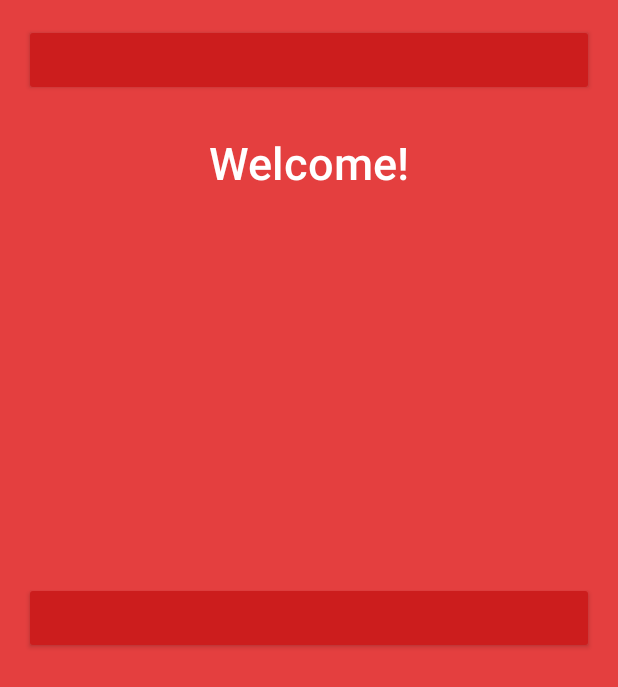
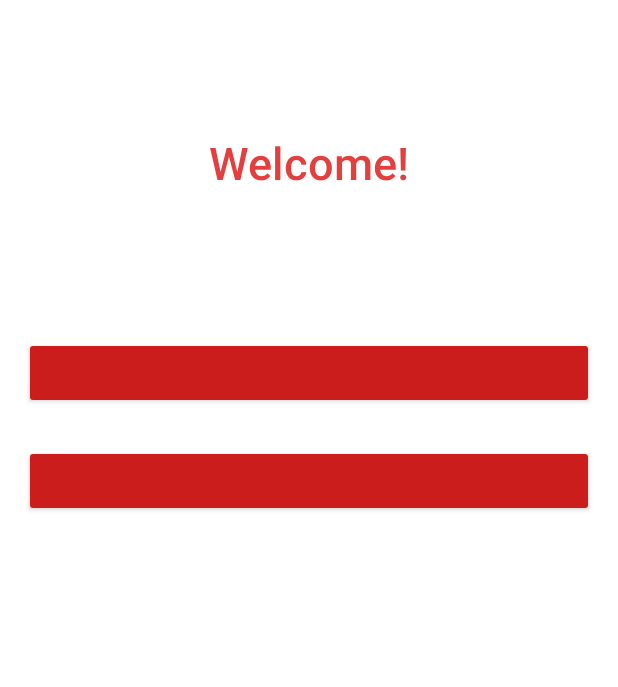
Before and after one commit to Andr3Carvalh0/sharedClipboard, an Android app: the layout activity_setup.xml on its own in the app's theme, with its tools: preview values and no code run, on a phone screen of 412 x 824 dp. Shown: the top 687 px of the screen. Run offline under Robolectric (Android 15) with nearby library versions, the phone set to English and light mode, and no system bars; plain views replace FancyButton.

Commit message:
android: Init web communication to the server

```diff
--- a/Android/ProjectoESeminario/app/src/main/AndroidManifest.xml
+++ b/Android/ProjectoESeminario/app/src/main/AndroidManifest.xml
@@ -15,15 +15,15 @@
         <activity
             android:name=".Activities.LoginActivity"
             android:screenOrientation="portrait">
+            <intent-filter>
+                <action android:name="android.intent.action.MAIN" />
+                <category android:name="android.intent.category.LAUNCHER" />
+            </intent-filter>
         </activity>
         <activity android:name=".Activities.PreferencesActivity" />
         <activity android:name=".Activities.SetupActivity"
                   android:screenOrientation="portrait">
-            <intent-filter>
-                <action android:name="android.intent.action.MAIN" />
 
-                <category android:name="android.intent.category.LAUNCHER" />
-            </intent-filter>
         </activity>
     </application>
 
--- a/Android/ProjectoESeminario/app/src/main/java/andre/pt/projectoeseminario/Model/ConnectionHandler.java
+++ /dev/null
@@ -1,5 +0,0 @@
-package andre.pt.projectoeseminario.Model;
-
-
-public class ConnectionHandler {
-}
--- /dev/null
+++ b/Android/ProjectoESeminario/app/src/main/java/andre/pt/projectoeseminario/REST/IAPI.java
@@ -0,0 +1,23 @@
+package andre.pt.projectoeseminario.REST;
+
+
+import retrofit2.http.Body;
+import retrofit2.http.GET;
+import retrofit2.http.POST;
+import retrofit2.http.PUT;
+
+public interface IAPI {
+
+    String main = "http://projecto-testes.herokuapp.com/api/";
+    String push = "push";
+    String pull = "pull";
+    String account = "account";
+
+    @GET(account)
+    boolean createAccount();
+
+    @PUT(account)
+    boolean authenticate(@Body("username") String username);
+
+
+}
--- a/Android/ProjectoESeminario/app/src/main/res/layout/activity_setup.xml
+++ b/Android/ProjectoESeminario/app/src/main/res/layout/activity_setup.xml
@@ -5,6 +5,7 @@
     android:id="@+id/activity_setup"
     android:layout_width="match_parent"
     android:layout_height="match_parent"
+    android:background="@color/white"
     android:paddingBottom="@dimen/activity_vertical_margin"
     android:paddingLeft="@dimen/activity_horizontal_margin"
     android:paddingRight="@dimen/activity_horizontal_margin"
@@ -17,46 +18,65 @@
         android:id="@+id/top_space"/>
 
     <TextView
-        android:text="Welcome!"
+        android:text="@string/welcome_message"
         android:layout_width="match_parent"
         android:layout_height="wrap_content"
         android:id="@+id/title"
         android:layout_below="@+id/top_space"
         android:textAppearance="@android:style/TextAppearance.Material.Title"
-        android:textColor="@color/accent"
+        android:textColor="@color/primary"
         android:textSize="30sp"
         android:textAlignment="center" />
 
+    <Space
+        android:layout_width="match_parent"
+        android:layout_height="96dp"
+        android:layout_below="@+id/title"
+        android:id="@+id/middle_space"/>
+
     <mehdi.sakout.fancybuttons.FancyButton
-        android:id="@+id/btn_spotify"
+        android:id="@+id/loginButton"
         android:layout_width="match_parent"
-        android:layout_height="48dp"
-        android:paddingBottom="10dp"
-        android:paddingLeft="20dp"
-        android:paddingRight="20dp"
-        android:paddingTop="10dp"
+        android:elevation="4dp"
+        android:layout_height="@dimen/setupButton_Belly"
+        android:paddingBottom="@dimen/activity_vertical_margin_12dp"
+        android:paddingLeft="@dimen/activity_vertical_margin_12dp"
+        android:paddingRight="@dimen/activity_vertical_margin_12dp"
+        android:paddingTop="@dimen/activity_vertical_margin_12dp"
+        fancy:fb_borderColor="@color/white"
         fancy:fb_borderWidth="0dp"
-        fancy:fb_defaultColor="#7ab800"
-        fancy:fb_focusColor="#9bd823"
+        fancy:fb_defaultColor="@color/primary"
+        fancy:fb_focusColor="@color/primary_dark"
         fancy:fb_radius="32dp"
         fancy:fb_text="Sign In"
-        fancy:fb_textColor="#FFFFFF"
-        android:layout_centerVertical="true"
+        fancy:fb_textColor="@color/white"
+        android:layout_below="@+id/middle_space"
         android:layout_alignParentStart="true" />
 
+    <Space
+        android:layout_width="match_parent"
+        android:layout_height="24dp"
+        android:layout_below="@+id/loginButton"
+        android:id="@+id/middle_space_sequel"/>
+
     <mehdi.sakout.fancybuttons.FancyButton
-        android:id="@+id/btn_spotif1y"
+        android:id="@+id/createButton"
         android:layout_width="match_parent"
-        android:layout_height="48dp"
-        android:paddingBottom="10dp"
-        android:paddingLeft="20dp"
-        android:paddingRight="20dp"
-        android:paddingTop="10dp"
+        android:elevation="4dp"
+        android:paddingBottom="@dimen/activity_vertical_margin_12dp"
+        android:paddingLeft="@dimen/activity_vertical_margin_12dp"
+        android:paddingRight="@dimen/activity_vertical_margin_12dp"
+        android:paddingTop="@dimen/activity_vertical_margin_12dp"
+        fancy:fb_borderColor="@color/white"
         fancy:fb_borderWidth="0dp"
-        fancy:fb_defaultColor="#7ab800"
-        fancy:fb_focusColor="#9bd823"
+        fancy:fb_defaultColor="@color/primary"
+        fancy:fb_focusColor="@color/primary_dark"
         fancy:fb_radius="32dp"
         fancy:fb_text="Sign Up"
-        fancy:fb_textColor="#FFFFFF" />
+        fancy:fb_textColor="@color/white"
+        android:layout_below="@+id/middle_space_sequel"
+        android:layout_alignParentStart="true"
+        android:layout_height="48dp" />
+
 
 </RelativeLayout>
--- a/Android/ProjectoESeminario/app/src/main/res/values/dimens.xml
+++ b/Android/ProjectoESeminario/app/src/main/res/values/dimens.xml
@@ -2,4 +2,6 @@
     <!-- Default screen margins, per the Android Design guidelines. -->
     <dimen name="activity_horizontal_margin">16dp</dimen>
     <dimen name="activity_vertical_margin">16dp</dimen>
+    <dimen name="activity_vertical_margin_12dp">12dp</dimen>
+    <dimen name="setupButton_Belly">48dp</dimen>
 </resources>
--- a/Android/ProjectoESeminario/app/src/main/res/values/strings.xml
+++ b/Android/ProjectoESeminario/app/src/main/res/values/strings.xml
@@ -3,4 +3,6 @@
     <string name="app">Projecto e Seminário</string>
     <string name="email_hint">Email</string>
     <string name="password_hint">Password</string>
+    <string name="welcome_message">Welcome!</string>
+
 </resources>
```
